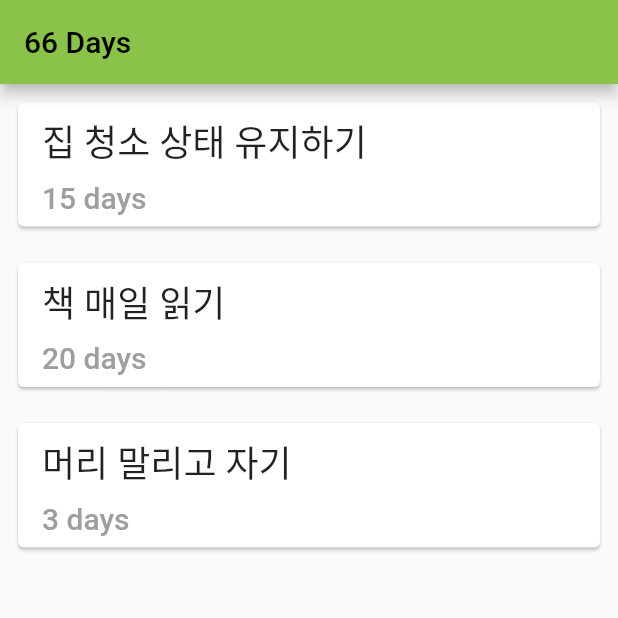
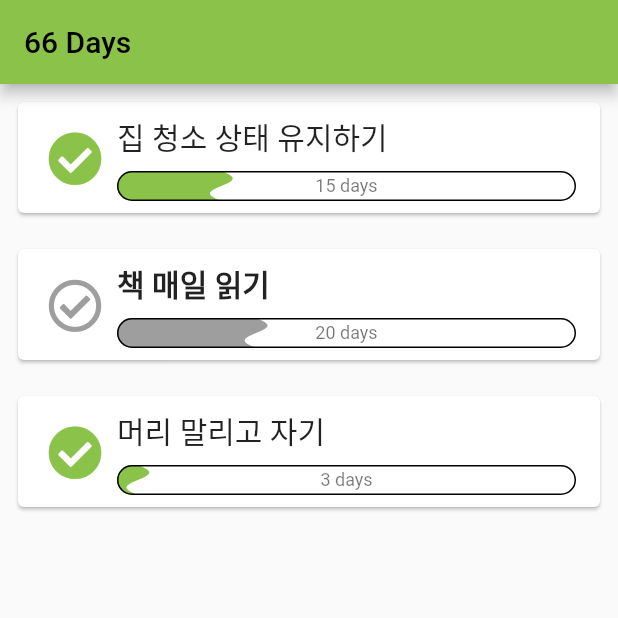
Before and after one commit to yeonkims/just_66, a Flutter app: the screen it shows after launch, on a phone screen of 412 x 824 dp, the top half of it. Run offline on Flutter 3.47's test engine with Material 2 defaults, Android fonts, the phone set to English and light mode, and no system bars; drawn by our look-alikes of liquid_progress_indicator; our stand-ins replace font_awesome_flutter.

Commit message:
add progress bar and checkbox animation

```diff
--- /dev/null
+++ b/lib/data/models/habit.dart
@@ -0,0 +1,11 @@
+class Habit {
+  String title;
+  int days;
+  bool completed;
+
+  Habit({
+    required this.title,
+    required this.days,
+    required this.completed,
+  });
+}
--- a/lib/habit.dart
+++ /dev/null
@@ -1,6 +0,0 @@
-class Habit {
-  String title;
-  int days;
-
-  Habit({required this.title, required this.days});
-}
--- a/lib/habit_list_page.dart
+++ /dev/null
@@ -1,21 +0,0 @@
-import 'package:flutter/material.dart';
-
-import 'habit.dart';
-import 'habit_widget.dart';
-
-class HabitListPage extends StatelessWidget {
-  HabitListPage({Key? key}) : super(key: key);
-
-  final List<Habit> habits = [
-    Habit(title: "집 청소 상태 유지하기", days: 15),
-    Habit(title: "책 매일 읽기", days: 20),
-    Habit(title: "머리 말리고 자기", days: 3),
-  ];
-
-  @override
-  Widget build(BuildContext context) {
-    return ListView.builder(
-        itemCount: habits.length,
-        itemBuilder: (context, index) => HabitWidget(habit: habits[index]));
-  }
-}
--- a/lib/habit_widget.dart
+++ /dev/null
@@ -1,47 +0,0 @@
-import 'package:flutter/material.dart';
-import 'package:just66/habit.dart';
-
-class HabitWidget extends StatelessWidget {
-  const HabitWidget({
-    required this.habit,
-    Key? key,
-  }) : super(key: key);
-
-  final Habit habit;
-
-  @override
-  Widget build(BuildContext context) {
-    return Padding(
-      padding: const EdgeInsets.all(8.0),
-      child: SizedBox(
-        width: double.infinity,
-        child: Card(
-          child: Padding(
-            padding: const EdgeInsets.symmetric(
-              horizontal: 16.0,
-              vertical: 8.0,
-            ),
-            child: Column(
-              mainAxisSize: MainAxisSize.min,
-              crossAxisAlignment: CrossAxisAlignment.start,
-              children: [
-                Padding(
-                  padding: const EdgeInsets.only(bottom: 8.0),
-                  child: Text(
-                    habit.title,
-                    style: Theme.of(context).textTheme.headline5,
-                  ),
-                ),
-                Text("${habit.days} days",
-                    style: Theme.of(context)
-                        .textTheme
-                        .headline6
-                        ?.apply(color: Colors.grey)),
-              ],
-            ),
-          ),
-        ),
-      ),
-    );
-  }
-}
--- a/lib/main.dart
+++ b/lib/main.dart
@@ -1,5 +1,5 @@
 import 'package:flutter/material.dart';
-import 'package:just66/main_app_bar.dart';
+import 'package:just66/presentation/extra_widgets/main_app_bar.dart';
 
 void main() {
   runApp(const MyApp());
@@ -11,6 +11,7 @@ class MyApp extends StatelessWidget {
   @override
   Widget build(BuildContext context) {
     return MaterialApp(
+      debugShowCheckedModeBanner: false,
       title: 'Flutter Demo',
       theme: ThemeData(
         primarySwatch: Colors.lightGreen,
--- /dev/null
+++ b/lib/presentation/extra_widgets/habit_checkbox.dart
@@ -0,0 +1,74 @@
+import 'package:flutter/material.dart';
+import 'package:font_awesome_flutter/font_awesome_flutter.dart';
+
+class HabitCheckbox extends StatefulWidget {
+  const HabitCheckbox({required this.checked, Key? key}) : super(key: key);
+  final bool checked;
+  //todo: add onTap;
+
+  @override
+  State<HabitCheckbox> createState() => _HabitCheckboxState();
+}
+
+class _HabitCheckboxState extends State<HabitCheckbox>
+    with SingleTickerProviderStateMixin {
+  late bool checked;
+  late AnimationController controller;
+  late Animation<double> sizeAnimation;
+
+  @override
+  void initState() {
+    super.initState();
+
+    checked = widget.checked;
+
+    controller = AnimationController(
+      vsync: this,
+      duration: const Duration(milliseconds: 1200),
+    );
+    sizeAnimation =
+        CurvedAnimation(parent: controller, curve: Curves.bounceOut);
+
+    controller.value = 1.0;
+
+    controller.addListener(() {
+      setState(() {});
+    });
+  }
+
+  @override
+  Widget build(BuildContext context) {
+    return Container(
+      width: 50,
+      padding: const EdgeInsets.only(right: 12),
+      child: InkWell(
+        customBorder: const CircleBorder(),
+        onTap: () {
+          _onTap();
+        },
+        child: Padding(
+          padding: const EdgeInsets.all(4.0),
+          child: Center(
+            child: FaIcon(
+              (checked
+                  ? FontAwesomeIcons.solidCheckCircle
+                  : FontAwesomeIcons.checkCircle),
+              size: sizeAnimation.value * 12 + 24,
+              color: (checked ? Theme.of(context).primaryColor : Colors.grey),
+            ),
+          ),
+        ),
+      ),
+    );
+  }
+
+  _onTap() {
+    setState(() {
+      checked = !checked;
+    });
+
+    if (checked) {
+      controller.forward(from: 0.0);
+    }
+  }
+}
--- a/lib/main_app_bar.dart
+++ b/lib/presentation/extra_widgets/main_app_bar.dart
@@ -1,5 +1,5 @@
 import 'package:flutter/material.dart';
-import 'package:just66/habit_list_page.dart';
+import 'package:just66/presentation/pages/habit_list_page/habit_list_page.dart';
 
 class MainAppBar extends StatefulWidget {
   const MainAppBar({Key? key}) : super(key: key);
--- /dev/null
+++ b/lib/presentation/pages/habit_list_page/habit_list_page.dart
@@ -0,0 +1,33 @@
+import 'package:flutter/material.dart';
+
+import '../../../data/models/habit.dart';
+import '../habit_list_page/habit_widget.dart';
+
+class HabitListPage extends StatelessWidget {
+  HabitListPage({Key? key}) : super(key: key);
+
+  final List<Habit> habits = [
+    Habit(
+      title: "집 청소 상태 유지하기",
+      days: 15,
+      completed: true,
+    ),
+    Habit(
+      title: "책 매일 읽기",
+      days: 20,
+      completed: false,
+    ),
+    Habit(
+      title: "머리 말리고 자기",
+      days: 3,
+      completed: true,
+    ),
+  ];
+
+  @override
+  Widget build(BuildContext context) {
+    return ListView.builder(
+        itemCount: habits.length,
+        itemBuilder: (context, index) => HabitWidget(habit: habits[index]));
+  }
+}
--- /dev/null
+++ b/lib/presentation/pages/habit_list_page/habit_widget.dart
@@ -0,0 +1,74 @@
+import 'package:flutter/material.dart';
+import 'package:just66/data/models/habit.dart';
+import 'package:just66/presentation/extra_widgets/habit_checkbox.dart';
+import 'package:liquid_progress_indicator/liquid_progress_indicator.dart';
+
+class HabitWidget extends StatelessWidget {
+  const HabitWidget({
+    required this.habit,
+    Key? key,
+  }) : super(key: key);
+
+  final Habit habit;
+
+  @override
+  Widget build(BuildContext context) {
+    return Padding(
+      padding: const EdgeInsets.all(8.0),
+      child: SizedBox(
+        width: double.infinity,
+        child: Card(
+          child: Padding(
+            padding: const EdgeInsets.symmetric(
+              horizontal: 16.0,
+              vertical: 8.0,
+            ),
+            child: Row(
+              children: [
+                HabitCheckbox(checked: habit.completed),
+                Expanded(child: _habitData(context)),
+              ],
+            ),
+          ),
+        ),
+      ),
+    );
+  }
+
+  Widget _habitData(BuildContext context) {
+    return Column(
+      mainAxisSize: MainAxisSize.min,
+      crossAxisAlignment: CrossAxisAlignment.start,
+      children: [
+        Padding(
+          padding: const EdgeInsets.only(bottom: 8.0),
+          child: Text(
+            habit.title,
+            style: Theme.of(context).textTheme.headline6?.copyWith(
+                fontWeight:
+                    (habit.completed ? FontWeight.normal : FontWeight.bold)),
+          ),
+        ),
+        SizedBox(
+          width: double.infinity,
+          height: 20,
+          child: LiquidLinearProgressIndicator(
+            value: habit.days / 66,
+            valueColor: AlwaysStoppedAnimation((habit.completed
+                ? Theme.of(context).primaryColor
+                : Colors.grey)),
+            backgroundColor: Colors.white,
+            borderColor: Colors.black,
+            borderWidth: 1.0,
+            borderRadius: 12.0,
+            direction: Axis.horizontal,
+            center: Text(
+              "${habit.days} days",
+              style: Theme.of(context).textTheme.caption,
+            ),
+          ),
+        ),
+      ],
+    );
+  }
+}
```
Also changed, not shown: pubspec.yaml (+3 -35 lines), pubspec.lock.
